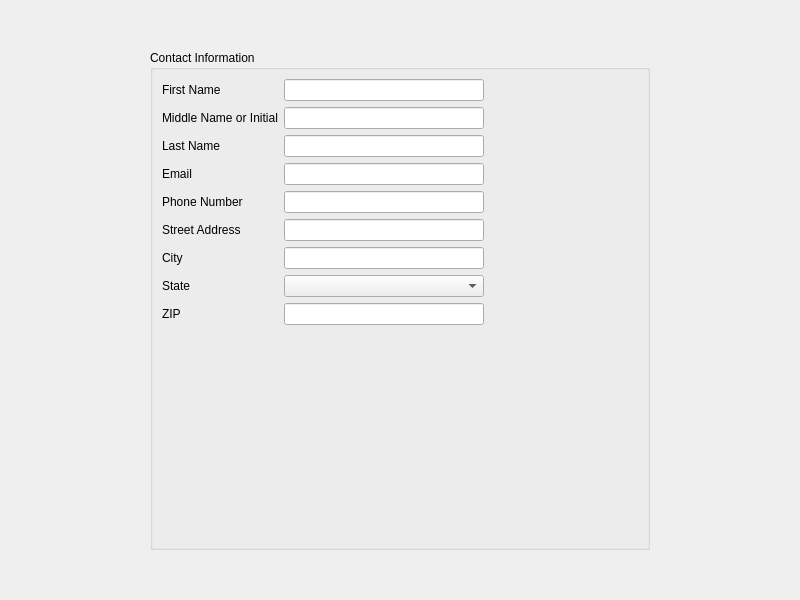
Qt form resume-builder/ui/contact.ui (deskos-xp/resumeBuilder) before a commit.
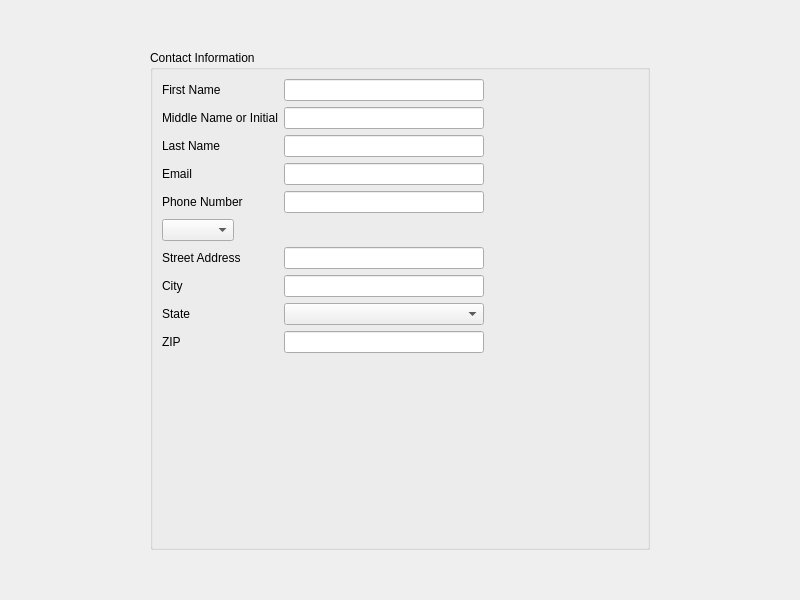
The same form after that commit.

What changed in the file:
```diff
--- a/resume-builder/ui/contact.ui
+++ b/resume-builder/ui/contact.ui
@@ -160,7 +160,7 @@
             </property>
            </widget>
           </item>
-          <item row="7" column="0">
+          <item row="8" column="0">
            <widget class="QLabel" name="label_6">
             <property name="maximumSize">
              <size>
@@ -173,7 +173,7 @@
             </property>
            </widget>
           </item>
-          <item row="7" column="1">
+          <item row="8" column="1">
            <widget class="QLineEdit" name="street">
             <property name="maximumSize">
              <size>
@@ -183,14 +183,14 @@
             </property>
            </widget>
           </item>
-          <item row="8" column="0">
+          <item row="9" column="0">
            <widget class="QLabel" name="label_8">
             <property name="text">
              <string>City</string>
             </property>
            </widget>
           </item>
-          <item row="8" column="1">
+          <item row="9" column="1">
            <widget class="QLineEdit" name="city">
             <property name="maximumSize">
              <size>
@@ -200,14 +200,14 @@
             </property>
            </widget>
           </item>
-          <item row="9" column="0">
+          <item row="10" column="0">
            <widget class="QLabel" name="label_9">
             <property name="text">
              <string>State</string>
             </property>
            </widget>
           </item>
-          <item row="9" column="1">
+          <item row="10" column="1">
            <widget class="QComboBox" name="state">
             <property name="maximumSize">
              <size>
@@ -217,7 +217,7 @@
             </property>
            </widget>
           </item>
-          <item row="10" column="0">
+          <item row="11" column="0">
            <widget class="QLabel" name="label_7">
             <property name="maximumSize">
              <size>
@@ -230,7 +230,7 @@
             </property>
            </widget>
           </item>
-          <item row="10" column="1">
+          <item row="11" column="1">
            <widget class="QLineEdit" name="zip">
             <property name="maximumSize">
              <size>
@@ -240,6 +240,9 @@
             </property>
            </widget>
           </item>
+          <item row="7" column="0">
+           <widget class="QComboBox" name="phoneType"/>
+          </item>
          </layout>
         </item>
        </layout>
```
